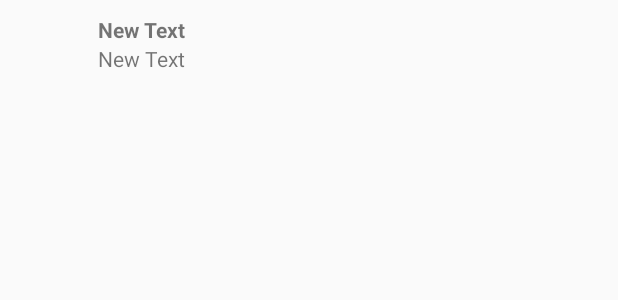
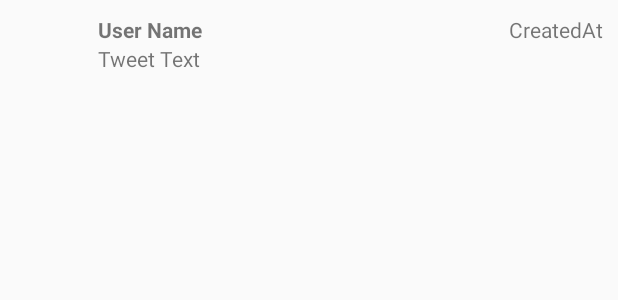
Before and after one commit to kkanchamreddy/MyTweetsApp, an Android app: the layout item_tweet.xml on its own in the app's theme, with its tools: preview values and no code run, on a phone screen of 412 x 824 dp. Shown: the top 300 px of the screen. Run offline under Robolectric (Android 15) with nearby library versions, the phone set to English and light mode, and no system bars.

Commit message:
Add relative timeof tweet

```diff
--- a/app/src/main/res/layout/item_tweet.xml
+++ b/app/src/main/res/layout/item_tweet.xml
@@ -14,7 +14,7 @@
     <TextView
         android:layout_width="wrap_content"
         android:layout_height="wrap_content"
-        android:text="New Text"
+        android:text="User Name"
         android:id="@+id/tvUserName"
         android:textStyle="bold"
         android:layout_toEndOf="@+id/ivProfileImage"
@@ -23,10 +23,18 @@
     <TextView
         android:layout_width="wrap_content"
         android:layout_height="wrap_content"
-        android:text="New Text"
+        android:text="Tweet Text"
         android:id="@+id/tvBody"
         android:layout_below="@+id/tvUserName"
         android:layout_toEndOf="@+id/ivProfileImage" />
 
+    <TextView
+        android:layout_width="wrap_content"
+        android:layout_height="wrap_content"
+        android:text="CreatedAt"
+        android:id="@+id/tvCreatedAt"
+        android:layout_alignTop="@+id/tvUserName"
+        android:layout_alignParentEnd="true" />
+
 
 </RelativeLayout>
```
Also changed, not shown: app/src/main/java/com/kiran/mytweetsapp/TweetsArrayAdapter.java (+30 -10 lines), app/src/main/java/com/kiran/mytweetsapp/models/Tweet.java (+24 -3 lines), 1 other file.
